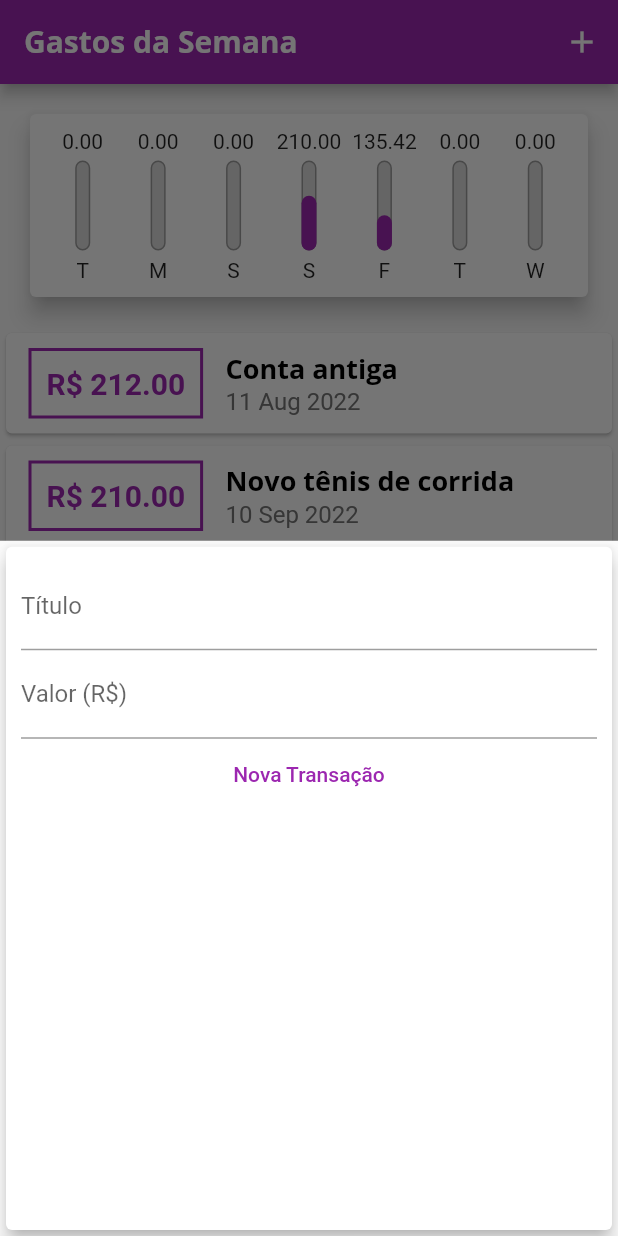
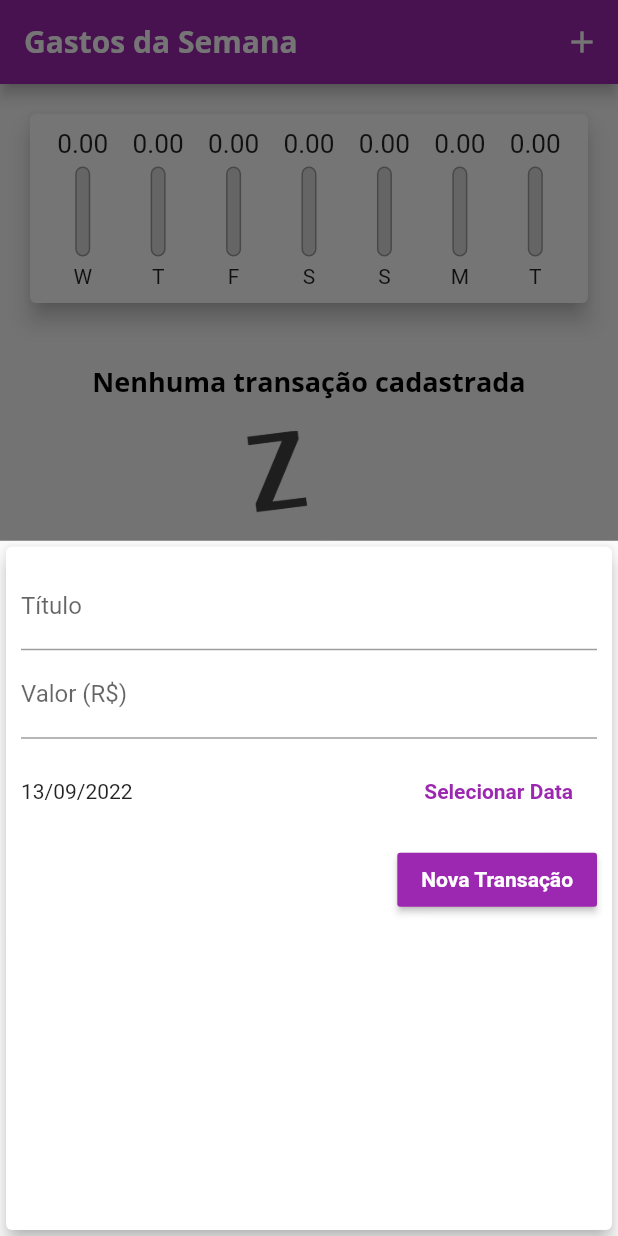
Before and after one commit to kobe-VictorLeal/EstudoFlutter, a Flutter app: the screen it shows after launch, after a tap on the "add" icon, on a phone screen of 412 x 824 dp. Run offline on Flutter 3.47's test engine with Material 2 defaults, Android fonts, the phone set to English and light mode, and no system bars.

Commit message:
date adjustment and remove transaction

```diff
--- a/expenses/lib/components/chart.dart
+++ b/expenses/lib/components/chart.dart
@@ -30,7 +30,7 @@ class Chart extends StatelessWidget {
         "day": DateFormat.E().format(weekDay)[0],
         "value": totalSum,
       };
-    });
+    }).reversed.toList();
   }
 
   double get _weekTotalValue {
@@ -57,7 +57,7 @@ class Chart extends StatelessWidget {
               child: ChartBar(
                 day: tr["day"].toString(),
                 value: value,
-                percentage: value / _weekTotalValue,
+                percentage: _weekTotalValue == 0 ? 0 : value / _weekTotalValue,
               ),
             );
           }).toList(),
--- a/expenses/lib/components/chart_bar.dart
+++ b/expenses/lib/components/chart_bar.dart
@@ -15,8 +15,11 @@ class ChartBar extends StatelessWidget {
   Widget build(BuildContext context) {
     return Column(
       children: [
-        FittedBox(
-          child: Text("${value.toStringAsFixed(2)}"),
+        Container(
+          height: 20,
+          child: FittedBox(
+            child: Text("${value.toStringAsFixed(2)}"),
+          ),
         ),
         SizedBox(height: 5),
         Container(
--- a/expenses/lib/components/transaction_form.dart
+++ b/expenses/lib/components/transaction_form.dart
@@ -1,7 +1,8 @@
 import 'package:flutter/material.dart';
+import 'package:intl/intl.dart';
 
 class TransactionForm extends StatefulWidget {
-  final void Function(String, double) onSubmit;
+  final void Function(String, double, DateTime?) onSubmit;
 
   TransactionForm(this.onSubmit);
 
@@ -11,8 +12,8 @@ class TransactionForm extends StatefulWidget {
 
 class _TransactionFormState extends State<TransactionForm> {
   final titleController = TextEditingController();
-
   final valueController = TextEditingController();
+  DateTime? _selectedDate = DateTime.now();
 
   _submitForm() {
     final title = titleController.text;
@@ -21,7 +22,24 @@ class _TransactionFormState extends State<TransactionForm> {
     if (title.isEmpty || value <= 0) {
       return;
     }
-    widget.onSubmit(title, value);
+    widget.onSubmit(title, value, _selectedDate);
+  }
+
+  _showDatePicker() {
+    showDatePicker(
+      context: context,
+      initialDate: DateTime.now(),
+      firstDate: DateTime(2021),
+      lastDate: DateTime.now(),
+    ).then((pickedDate) {
+      if (pickedDate == null) {
+        return;
+      }
+
+      setState(() {
+        _selectedDate = pickedDate;
+      });
+    });
   }
 
   @override
@@ -46,10 +64,38 @@ class _TransactionFormState extends State<TransactionForm> {
                 decoration: InputDecoration(
                   labelText: "Valor (R\$)",
                 )),
-            FlatButton(
-              child: Text("Nova Transação"),
-              textColor: Colors.purple,
-              onPressed: _submitForm,
+            Container(
+              height: 70,
+              child: Row(
+                children: [
+                  Expanded(
+                    child: Text(
+                      _selectedDate == null ? "Nenhuma data selecionada" : DateFormat("dd/MM/y").format(_selectedDate!),
+                    ),
+                  ),
+                  FlatButton(
+                    textColor: Theme.of(context).colorScheme.primary,
+                    onPressed: _showDatePicker,
+                    child: Text(
+                      "Selecionar Data",
+                      style: TextStyle(
+                        fontWeight: FontWeight.bold,
+                      ),
+                    ),
+                  ),
+                ],
+              ),
+            ),
+            Row(
+              mainAxisAlignment: MainAxisAlignment.end,
+              children: [
+                RaisedButton(
+                  child: Text("Nova Transação"),
+                  color: Theme.of(context).colorScheme.primary,
+                  textColor: Theme.of(context).textTheme.button?.color,
+                  onPressed: _submitForm,
+                ),
+              ],
             )
           ],
         ),
--- a/expenses/lib/components/transaction_list.dart
+++ b/expenses/lib/components/transaction_list.dart
@@ -5,8 +5,9 @@ import 'package:intl/intl.dart';
 
 class TransactionList extends StatelessWidget {
   final List<Transaction> transactions;
+  final void Function(String) onRemove;
 
-  TransactionList(this.transactions);
+  TransactionList(this.transactions, this.onRemove);
 
   @override
   Widget build(BuildContext context) {
@@ -35,42 +36,34 @@ class TransactionList extends StatelessWidget {
               itemBuilder: (ctx, index) {
                 final transaction = transactions[index];
                 return Card(
-                  child: Row(
-                    children: [
-                      Container(
-                        margin: EdgeInsets.symmetric(
-                          horizontal: 15,
-                          vertical: 10,
-                        ),
-                        decoration: BoxDecoration(
-                          border: Border.all(
-                            color: Theme.of(context).colorScheme.primary,
-                            width: 2,
-                          ),
-                        ),
-                        padding: EdgeInsets.all(10),
-                        child: Text(
-                          "R\$ " + transaction.value.toStringAsFixed(2),
-                          style: TextStyle(
-                            fontWeight: FontWeight.bold,
-                            fontSize: 20,
-                            color: Theme.of(context).colorScheme.primary,
-                          ),
+                  elevation: 5,
+                  margin: EdgeInsets.symmetric(
+                    vertical: 8,
+                    horizontal: 15,
+                  ),
+                  child: ListTile(
+                    leading: CircleAvatar(
+                      backgroundColor: Theme.of(context).colorScheme.primary,
+                      radius: 30,
+                      child: Padding(
+                        padding: const EdgeInsets.all(6),
+                        child: FittedBox(
+                          child: Text("R\$${transaction.value}"),
                         ),
                       ),
-                      Column(
-                        crossAxisAlignment: CrossAxisAlignment.start,
-                        children: [
-                          Text(transaction.title, style: Theme.of(context).textTheme.headline6),
-                          Text(DateFormat("d MMM y").format(transaction.date).toString(),
-                              style: TextStyle(
-                                fontWeight: FontWeight.normal,
-                                fontSize: 16,
-                                color: Colors.grey[600],
-                              ))
-                        ],
-                      )
-                    ],
+                    ),
+                    title: Text(
+                      transaction.title,
+                      style: Theme.of(context).textTheme.headline6,
+                    ),
+                    subtitle: Text(
+                      DateFormat("d MMM y").format(transaction.date),
+                    ),
+                    trailing: IconButton(
+                      icon: Icon(Icons.delete),
+                      color: Theme.of(context).colorScheme.error,
+                      onPressed: () => onRemove(transaction.id),
+                    ),
                   ),
                 );
               },
--- a/expenses/lib/main.dart
+++ b/expenses/lib/main.dart
@@ -27,7 +27,10 @@ class ExpensesApp extends StatelessWidget {
               fontWeight: FontWeight.bold,
               color: Colors.black,
             ),
-        ),
+            button: TextStyle(
+              color: Colors.white,
+              fontWeight: FontWeight.bold,
+            )),
         appBarTheme: theme.appBarTheme.copyWith(
           titleTextStyle: TextStyle(
             fontFamily: 'OpenSans',
@@ -47,24 +50,24 @@ class MyHomePage extends StatefulWidget {
 
 class _MyHomePageState extends State<MyHomePage> {
   final List<Transaction> _transactions = [
-    Transaction(
-      id: "t0",
-      title: "Conta antiga",
-      value: 212,
-      date: DateTime.now().subtract(Duration(days: 33)),
-    ),
-    Transaction(
-      id: "t1",
-      title: "Novo tênis de corrida",
-      value: 210,
-      date: DateTime.now().subtract(Duration(days: 3)),
-    ),
-    Transaction(
-      id: "t2",
-      title: "Conta de Luz",
-      value: 135.42,
-      date: DateTime.now().subtract(Duration(days: 4)),
-    ),
+    // Transaction(
+    //   id: "t0",
+    //   title: "Conta antiga",
+    //   value: 212,
+    //   date: DateTime.now().subtract(Duration(days: 33)),
+    // ),
+    // Transaction(
+    //   id: "t1",
+    //   title: "Novo tênis de corrida",
+    //   value: 210,
+    //   date: DateTime.now().subtract(Duration(days: 3)),
+    // ),
+    // Transaction(
+    //   id: "t2",
+    //   title: "Conta de Luz",
+    //   value: 135.42,
+    //   date: DateTime.now().subtract(Duration(days: 4)),
+    // ),
   ];
 
   List<Transaction> get _recentTransactions {
@@ -75,12 +78,12 @@ class _MyHomePageState extends State<MyHomePage> {
     }).toList();
   }
 
-  _addTransaction(String title, double value) {
+  _addTransaction(String title, double value, DateTime? date) {
     final newTransaction = Transaction(
       id: Random().nextDouble().toString(),
       title: title,
       value: value,
-      date: DateTime.now(),
+      date: date ?? DateTime.now(),
     );
 
     setState(() {
@@ -88,6 +91,14 @@ class _MyHomePageState extends State<MyHomePage> {
     });
 
     Navigator.of(context).pop();
+  }
+
+  _removeTransaction(String id) {
+    setState(() {
+      _transactions.removeWhere((transaction) {
+        return transaction.id == id;
+      });
+    });
   }
 
   _openTransactionFormModal(BuildContext context) {
@@ -116,7 +127,7 @@ class _MyHomePageState extends State<MyHomePage> {
           crossAxisAlignment: CrossAxisAlignment.stretch,
           children: [
             Chart(_recentTransactions),
-            TransactionList(_transactions),
+            TransactionList(_transactions, _removeTransaction),
           ],
         ),
       ),
```
Lines whose indentation alone changed are shown as unchanged.
